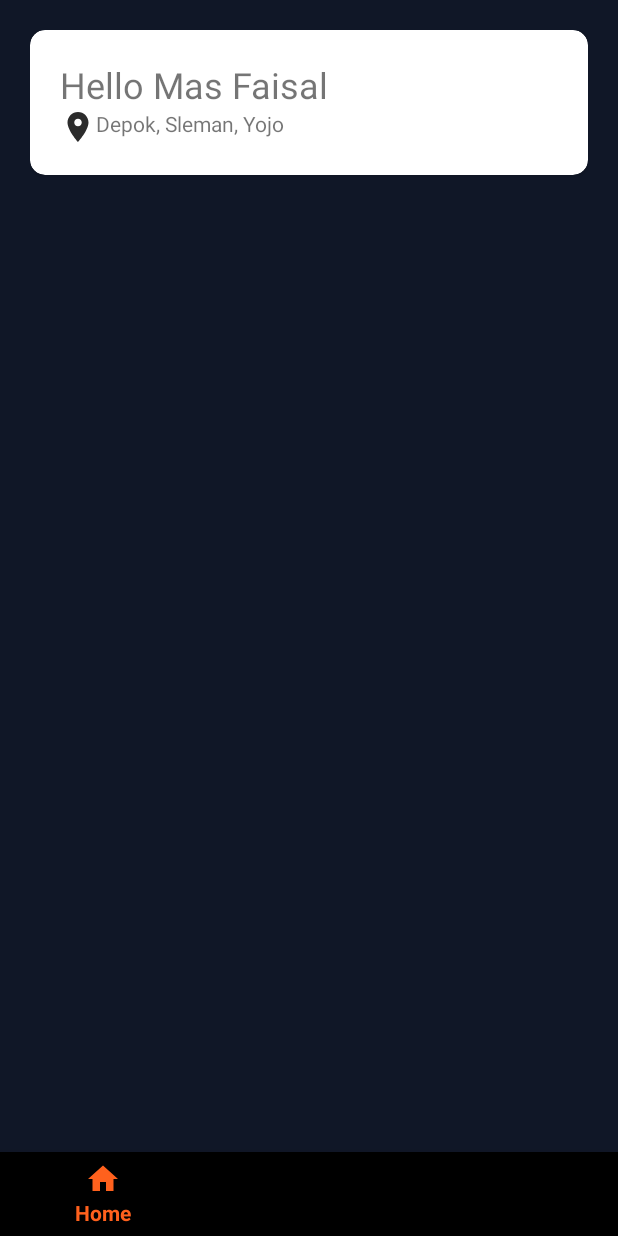
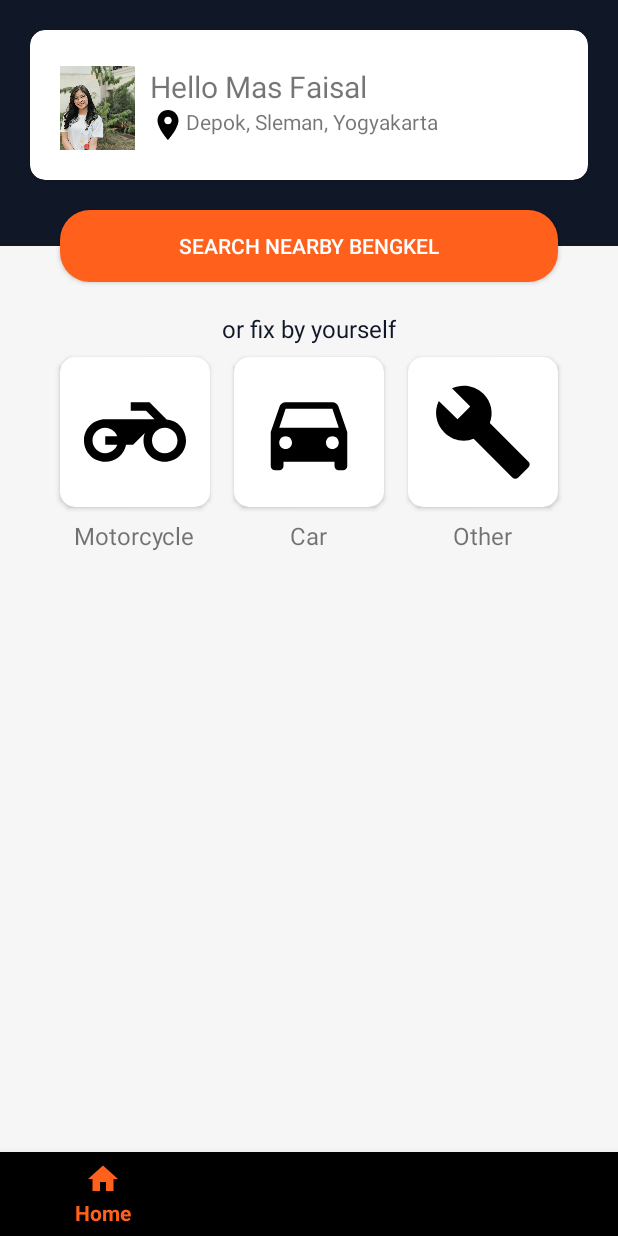
Before and after one commit to Aditrhn/Bengkelin, an Android app: the screen it shows after launch (MainActivity), on a phone screen of 412 x 824 dp. Run offline under Robolectric (Android 15) with nearby library versions, the light colour scheme and no system bars; our stand-ins replace navigation-ui; pictures from the network do not load.

Commit message:
dashboard almost done

```diff
--- a/app/src/main/AndroidManifest.xml
+++ b/app/src/main/AndroidManifest.xml
@@ -1,6 +1,9 @@
 <?xml version="1.0" encoding="utf-8"?>
 <manifest xmlns:android="http://schemas.android.com/apk/res/android"
     package="com.bklndev.bengkelin_prototype2">
+
+    <uses-permission android:name="android.permission.INTERNET"/>
+    <uses-permission android:name="android.permission.READ_EXTERNAL_STORAGE"/>
 
     <application
         android:allowBackup="true"
--- /dev/null
+++ b/app/src/main/java/com/bklndev/bengkelin_prototype2/GlideModule.kt
@@ -0,0 +1,5 @@
+package com.bklndev.bengkelin_prototype2
+
+import com.bumptech.glide.module.AppGlideModule
+
+class GlideModule:AppGlideModule()
--- a/app/src/main/java/com/bklndev/bengkelin_prototype2/MainActivity.kt
+++ b/app/src/main/java/com/bklndev/bengkelin_prototype2/MainActivity.kt
@@ -10,6 +10,7 @@ import androidx.navigation.ui.setupWithNavController
 import com.bklndev.bengkelin_prototype2.fragment.AccountFragment
 import com.bklndev.bengkelin_prototype2.fragment.ChatFragment
 import com.bklndev.bengkelin_prototype2.fragment.HomeFragment
+import com.bumptech.glide.Glide
 import kotlinx.android.synthetic.main.activity_main.*
 
 class MainActivity : AppCompatActivity() {
--- a/app/src/main/java/com/bklndev/bengkelin_prototype2/fragment/HomeFragment.kt
+++ b/app/src/main/java/com/bklndev/bengkelin_prototype2/fragment/HomeFragment.kt
@@ -8,6 +8,8 @@ import android.view.View
 import android.view.ViewGroup
 
 import com.bklndev.bengkelin_prototype2.R
+import com.bumptech.glide.Glide
+import kotlinx.android.synthetic.main.fragment_home.*
 
 /**
  * A simple [Fragment] subclass.
@@ -19,8 +21,7 @@ class HomeFragment : Fragment() {
         savedInstanceState: Bundle?
     ): View? {
         // Inflate the layout for this fragment
+//        Glide.with(this).load("http://via.placeholder.com/300.png").into(iv_hello)
         return inflater.inflate(R.layout.fragment_home, container, false)
     }
-
-
 }
--- /dev/null
+++ b/app/src/main/res/drawable/ic_build_black_24dp.xml
@@ -0,0 +1,9 @@
+<vector xmlns:android="http://schemas.android.com/apk/res/android"
+        android:width="24dp"
+        android:height="24dp"
+        android:viewportWidth="24.0"
+        android:viewportHeight="24.0">
+    <path
+        android:fillColor="#FF000000"
+        android:pathData="M22.7,19l-9.1,-9.1c0.9,-2.3 0.4,-5 -1.5,-6.9 -2,-2 -5,-2.4 -7.4,-1.3L9,6 6,9 1.6,4.7C0.4,7.1 0.9,10.1 2.9,12.1c1.9,1.9 4.6,2.4 6.9,1.5l9.1,9.1c0.4,0.4 1,0.4 1.4,0l2.3,-2.3c0.5,-0.4 0.5,-1.1 0.1,-1.4z"/>
+</vector>
--- /dev/null
+++ b/app/src/main/res/drawable/ic_directions_car_black_24dp.xml
@@ -0,0 +1,9 @@
+<vector xmlns:android="http://schemas.android.com/apk/res/android"
+        android:width="24dp"
+        android:height="24dp"
+        android:viewportWidth="24.0"
+        android:viewportHeight="24.0">
+    <path
+        android:fillColor="#FF000000"
+        android:pathData="M18.92,6.01C18.72,5.42 18.16,5 17.5,5h-11c-0.66,0 -1.21,0.42 -1.42,1.01L3,12v8c0,0.55 0.45,1 1,1h1c0.55,0 1,-0.45 1,-1v-1h12v1c0,0.55 0.45,1 1,1h1c0.55,0 1,-0.45 1,-1v-8l-2.08,-5.99zM6.5,16c-0.83,0 -1.5,-0.67 -1.5,-1.5S5.67,13 6.5,13s1.5,0.67 1.5,1.5S7.33,16 6.5,16zM17.5,16c-0.83,0 -1.5,-0.67 -1.5,-1.5s0.67,-1.5 1.5,-1.5 1.5,0.67 1.5,1.5 -0.67,1.5 -1.5,1.5zM5,11l1.5,-4.5h11L19,11L5,11z"/>
+</vector>
--- /dev/null
+++ b/app/src/main/res/drawable/ic_motorcycle_black_24dp.xml
@@ -0,0 +1,9 @@
+<vector xmlns:android="http://schemas.android.com/apk/res/android"
+        android:width="24dp"
+        android:height="24dp"
+        android:viewportWidth="24.0"
+        android:viewportHeight="24.0">
+    <path
+        android:fillColor="#FF000000"
+        android:pathData="M19.44,9.03L15.41,5H11v2h3.59l2,2H5c-2.8,0 -5,2.2 -5,5s2.2,5 5,5c2.46,0 4.45,-1.69 4.9,-4h1.65l2.77,-2.77c-0.21,0.54 -0.32,1.14 -0.32,1.77 0,2.8 2.2,5 5,5s5,-2.2 5,-5c0,-2.65 -1.97,-4.77 -4.56,-4.97zM7.82,15C7.4,16.15 6.28,17 5,17c-1.63,0 -3,-1.37 -3,-3s1.37,-3 3,-3c1.28,0 2.4,0.85 2.82,2H5v2h2.82zM19,17c-1.66,0 -3,-1.34 -3,-3s1.34,-3 3,-3 3,1.34 3,3 -1.34,3 -3,3z"/>
+</vector>
--- /dev/null
+++ b/app/src/main/res/drawable/main_background.xml
@@ -0,0 +1,17 @@
+<?xml version="1.0" encoding="utf-8"?>
+<layer-list xmlns:android="http://schemas.android.com/apk/res/android">
+
+    <item>
+        <shape>
+            <solid android:color="#f6f6f6" />
+        </shape>
+    </item>
+
+    <item android:height="26mm">
+        <shape android:shape="rectangle">
+            <solid android:color="@color/colorBackground"
+                />
+        </shape>
+    </item>
+
+</layer-list>
--- /dev/null
+++ b/app/src/main/res/drawable/rounded_style.xml
@@ -0,0 +1,7 @@
+<?xml version="1.0" encoding="utf-8"?>
+<shape xmlns:android="http://schemas.android.com/apk/res/android"
+    android:shape="rectangle">
+    <solid android:color="@color/colorPrimary"/>
+    <corners android:radius="20dp"/>
+
+</shape>
--- a/app/src/main/res/layout/fragment_home.xml
+++ b/app/src/main/res/layout/fragment_home.xml
@@ -1,55 +1,159 @@
 <?xml version="1.0" encoding="utf-8"?>
 <LinearLayout xmlns:android="http://schemas.android.com/apk/res/android"
+    xmlns:app="http://schemas.android.com/apk/res-auto"
     xmlns:tools="http://schemas.android.com/tools"
     android:layout_width="match_parent"
     android:layout_height="match_parent"
-    xmlns:app="http://schemas.android.com/apk/res-auto"
+    android:orientation="vertical"
+    android:padding="20dp"
     tools:context=".fragment.HomeFragment"
-    android:padding="20dp">
+    android:background="@drawable/main_background">
 
+<!--    cardview buat hello -->
     <androidx.cardview.widget.CardView
+        android:id="@+id/cv_hello"
         android:layout_width="match_parent"
-        android:layout_height="wrap_content"
-        android:id="@+id/cv_hello"
-        app:cardElevation="@dimen/cardview_default_elevation"
+        android:layout_height="100dp"
         app:cardCornerRadius="10dp"
-        >
+        app:cardElevation="@dimen/cardview_default_elevation">
+
         <LinearLayout
             android:layout_width="match_parent"
             android:layout_height="match_parent"
-            android:orientation="horizontal"
-            android:layout_margin="20dp">
-<!--            <ImageView-->
-<!--                android:layout_width="match_parent"-->
-<!--                android:layout_height="match_parent"-->
-<!--                android:src="@drawable/ic_home_black_24dp"-->
-<!--                />-->
+            android:layout_margin="20dp"
+            android:orientation="horizontal">
+
+            <ImageView
+                android:id="@+id/iv_hello"
+                android:layout_width="50dp"
+                android:layout_height="70dp"
+                android:contentDescription="profilepic"
+                android:src="@drawable/amel2" />
+
             <LinearLayout
                 android:layout_width="match_parent"
-                android:layout_height="match_parent"
-                android:orientation="vertical"
-                android:layout_gravity="center_horizontal|center_vertical">
+                android:layout_height="wrap_content"
+                android:layout_gravity="center_horizontal|center_vertical"
+                android:layout_marginLeft="10dp"
+                android:orientation="vertical">
+
                 <TextView
                     android:layout_width="wrap_content"
                     android:layout_height="wrap_content"
                     android:text="Hello Mas Faisal"
-                    android:textSize="24sp"/>
-                <LinearLayout
+                    android:textSize="20sp" />
+
+                <TextView
                     android:layout_width="wrap_content"
                     android:layout_height="wrap_content"
-                    android:orientation="horizontal">
-                    <ImageView
-                        android:layout_width="wrap_content"
-                        android:layout_height="wrap_content"
-                        android:src="@drawable/ic_location_on_black_24dp"
-                        android:tint="#2c2c2c"/>
-                    <TextView
-                        android:layout_width="wrap_content"
-                        android:layout_height="wrap_content"
-                        android:text="Depok, Sleman, Yojo"/>
-                </LinearLayout>
+                    android:drawableLeft="@drawable/ic_location_on_black_24dp"
+                    android:text="Depok, Sleman, Yogyakarta" />
             </LinearLayout>
         </LinearLayout>
     </androidx.cardview.widget.CardView>
 
+    <!--    Button search-->
+    <Button
+        android:id="@+id/btn_search"
+        android:layout_width="match_parent"
+        android:layout_height="wrap_content"
+        android:layout_margin="20dp"
+        android:background="@drawable/rounded_style"
+        android:text="SEARCH NEARBY BENGKEL"
+        android:textColor="#fff" />
+
+    <!--    menu fix by yourself-->
+    <TextView
+        android:layout_width="wrap_content"
+        android:layout_height="wrap_content"
+        android:layout_gravity="center"
+        android:text="or fix by yourself"
+        android:textColor="@color/colorBackground"
+        android:textSize="16dp" />
+
+    <LinearLayout
+        android:layout_width="match_parent"
+        android:layout_height="wrap_content"
+        android:gravity="center"
+        android:orientation="horizontal">
+
+        <LinearLayout
+            android:layout_width="wrap_content"
+            android:layout_height="wrap_content"
+            android:gravity="center"
+            android:orientation="vertical">
+
+            <androidx.cardview.widget.CardView
+                android:layout_width="100dp"
+                android:layout_height="100dp"
+                android:layout_margin="8dp"
+                app:cardCornerRadius="10dp">
+
+                <ImageView
+                    android:layout_width="match_parent"
+                    android:layout_height="match_parent"
+                    android:layout_margin="16dp"
+                    android:src="@drawable/ic_motorcycle_black_24dp" />
+            </androidx.cardview.widget.CardView>
+
+            <TextView
+                android:layout_width="wrap_content"
+                android:layout_height="wrap_content"
+                android:text="Motorcycle"
+                android:textSize="16sp" />
+        </LinearLayout>
+
+        <LinearLayout
+            android:layout_width="wrap_content"
+            android:layout_height="wrap_content"
+            android:gravity="center"
+            android:orientation="vertical">
+
+            <androidx.cardview.widget.CardView
+                android:layout_width="100dp"
+                android:layout_height="100dp"
+                android:layout_margin="8dp"
+                app:cardCornerRadius="10dp">
+
+                <ImageView
+                    android:layout_width="match_parent"
+                    android:layout_height="match_parent"
+                    android:layout_margin="16dp"
+                    android:src="@drawable/ic_directions_car_black_24dp" />
+            </androidx.cardview.widget.CardView>
+
+            <TextView
+                android:layout_width="wrap_content"
+                android:layout_height="wrap_content"
+                android:text="Car"
+                android:textSize="16sp" />
+        </LinearLayout>
+
+        <LinearLayout
+            android:layout_width="wrap_content"
+            android:layout_height="wrap_content"
+            android:gravity="center"
+            android:orientation="vertical">
+
+            <androidx.cardview.widget.CardView
+                android:layout_width="100dp"
+                android:layout_height="100dp"
+                android:layout_margin="8dp"
+                app:cardCornerRadius="10dp">
+
+                <ImageView
+                    android:layout_width="match_parent"
+                    android:layout_height="match_parent"
+                    android:layout_margin="16dp"
+                    android:src="@drawable/ic_build_black_24dp" />
+            </androidx.cardview.widget.CardView>
+
+            <TextView
+                android:layout_width="wrap_content"
+                android:layout_height="wrap_content"
+                android:text="Other"
+                android:textSize="16sp" />
+        </LinearLayout>
+    </LinearLayout>
+
 </LinearLayout>
--- a/app/src/main/res/values/colors.xml
+++ b/app/src/main/res/values/colors.xml
@@ -2,6 +2,6 @@
 <resources>
     <color name="colorBackground">#101727</color>
     <color name="colorPrimary">#FF611D</color>
-    <color name="colorPrimaryDark">#AF1300</color>
+    <color name="colorPrimaryDark">#101727</color>
     <color name="colorAccent">#FFFFFF</color>
 </resources>
```
Also changed, not shown: app/build.gradle (+14 -11 lines), app/src/main/res/drawable/amel2.jpg (added).
